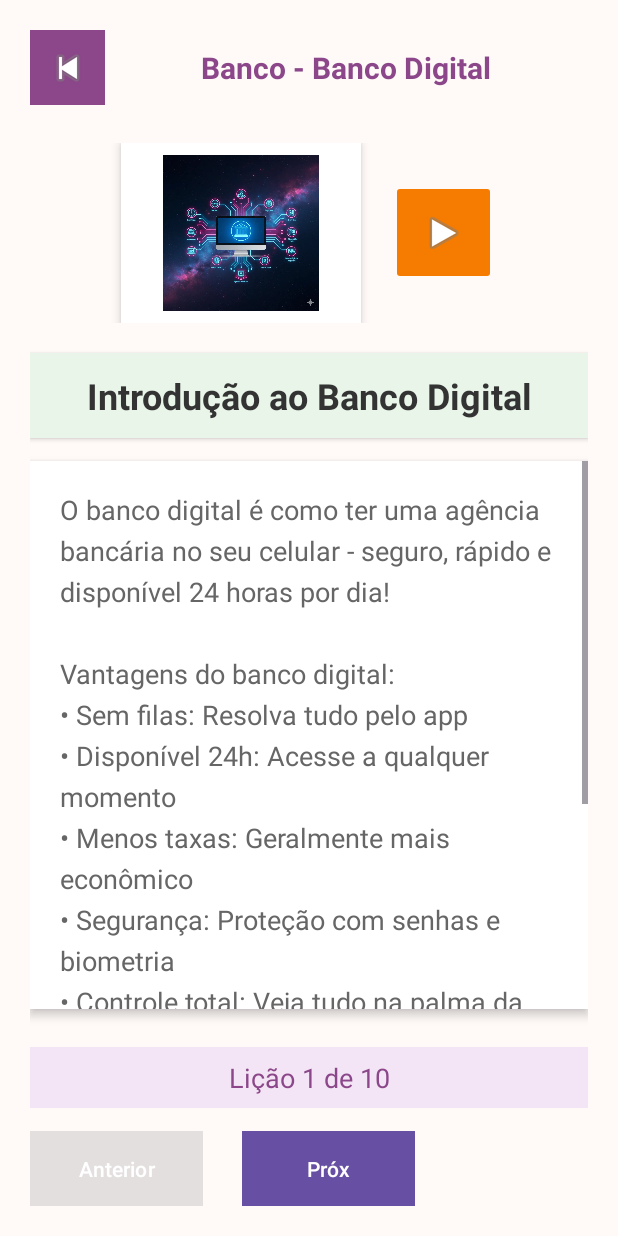
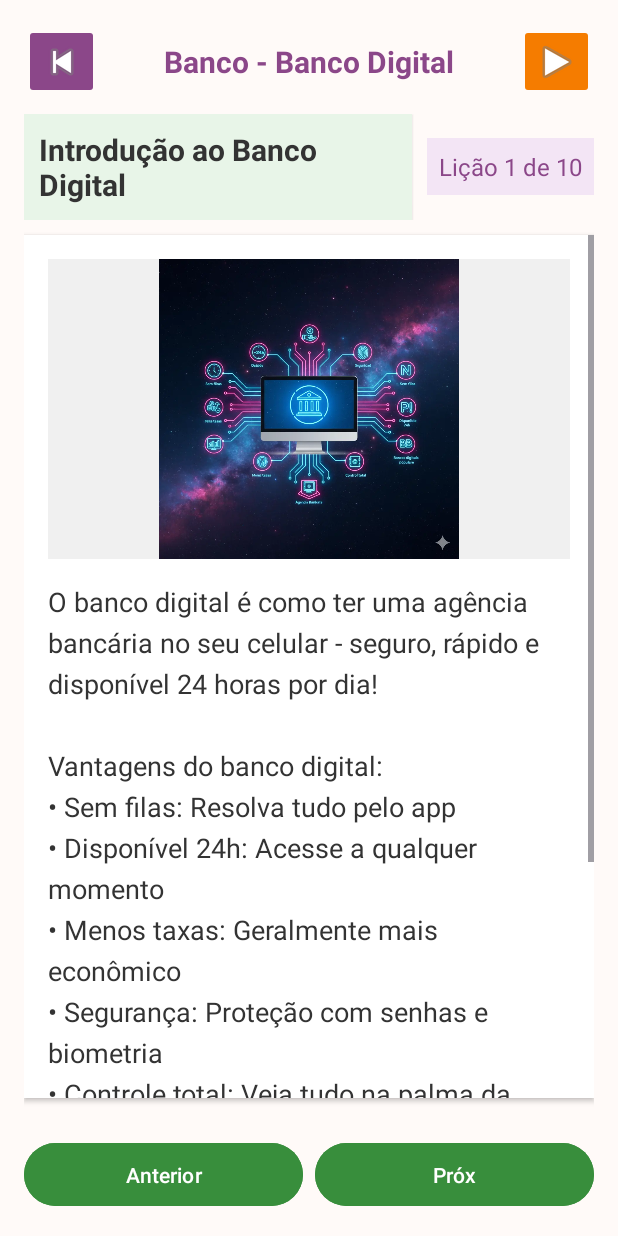
Before and after one commit to anas1983-rgb/DigitalElas, an Android app: the BancoActivity screen opened directly, with no data from a screen before it, on a phone screen of 412 x 824 dp. Run offline under Robolectric (Android 15) with nearby library versions, the phone set to English and light mode, and no system bars.

Commit message:
fix(desktop): Corrige visibilidade e NPE ao carregar lições

```diff
--- a/app/src/main/res/layout/activity_desktop.xml
+++ b/app/src/main/res/layout/activity_desktop.xml
@@ -1,26 +1,26 @@
 <?xml version="1.0" encoding="utf-8"?>
-<LinearLayout
+<RelativeLayout
     xmlns:android="http://schemas.android.com/apk/res/android"
     android:layout_width="match_parent"
     android:layout_height="match_parent"
-    android:orientation="vertical"
     android:background="#FFFAF8"
-    android:padding="20dp">
+    android:padding="16dp">
 
-    <!-- Cabeçalho -->
     <LinearLayout
+        android:id="@+id/layoutCabecalho"
         android:layout_width="match_parent"
         android:layout_height="wrap_content"
         android:orientation="horizontal"
         android:gravity="center_vertical"
-        android:layout_marginBottom="25dp">
+        android:paddingBottom="10dp"
+        android:layout_alignParentTop="true">
 
         <ImageButton
             android:id="@+id/btnVoltarDesktop"
             android:layout_width="50dp"
             android:layout_height="50dp"
             android:src="@android:drawable/ic_media_previous"
-            android:background="#8B4789"
+            android:backgroundTint="#8B4789"
             android:contentDescription="Voltar para o menu" />
 
         <TextView
@@ -28,192 +28,72 @@
             android:layout_width="0dp"
             android:layout_height="wrap_content"
             android:layout_weight="1"
+            android:gravity="center"
             android:text="Desktop - Meu Computador"
+            android:textColor="#8B4789"
             android:textSize="20sp"
-            android:textStyle="bold"
-            android:textColor="#8B4789"
-            android:gravity="center" />
+            android:textStyle="bold" />
 
+        <ImageButton
+            android:id="@+id/btnOuvirLicao"
+            android:layout_width="50dp"
+            android:layout_height="50dp"
+            android:backgroundTint="#F57C00"
+            android:contentDescription="Ouvir lição atual"
+            android:src="@android:drawable/ic_media_play" />
     </LinearLayout>
 
-    <!-- Área da Imagem e Áudio -->
     <LinearLayout
+        android:id="@+id/layoutStatus"
+        android:layout_width="match_parent"
+        android:layout_height="wrap_content"
+        android:layout_below="@id/layoutCabecalho"
+        android:orientation="horizontal"
+        android:gravity="center_vertical"
+        android:paddingBottom="10dp">
+
+        <TextView
+            android:id="@+id/txtTituloLicao"
+            android:layout_width="0dp"
+            android:layout_height="wrap_content"
+            android:layout_weight="1"
+            android:background="#E8F5E8"
+            android:elevation="1dp"
+            android:gravity="center_vertical"
+            android:padding="10dp"
+            android:textColor="#333333"
+            android:textSize="20sp"
+            android:textStyle="bold" />
+
+        <TextView
+            android:id="@+id/txtProgresso"
+            android:layout_width="wrap_content"
+            android:layout_height="wrap_content"
+            android:layout_marginStart="10dp"
+            android:background="#F3E5F5"
+            android:gravity="center"
+            android:padding="8dp"
+            android:text="Lições 1/10"
+            android:textColor="#8B4789"
+            android:textSize="16sp" />
+    </LinearLayout>
+
+    <LinearLayout
+        android:id="@+id/layoutBotoesNavegacao"
+        android:layout_alignParentBottom="true"
         android:layout_width="match_parent"
         android:layout_height="wrap_content"
         android:orientation="horizontal"
-        android:gravity="center"
-        android:layout_marginBottom="20dp">
-
-        <!-- Imagem da Lição -->
-        <ImageView
-            android:id="@+id/imgLicao"
-            android:layout_width="160dp"
-            android:layout_height="120dp"
-            android:scaleType="fitCenter"
-            android:background="#FFFFFF"
-            android:padding="8dp"
-            android:elevation="4dp"
-            android:visibility="visible"
-            android:contentDescription="Ilustração da lição" />
-
-        <!-- Botão Ouvir Lição -->
-        <ImageButton
-            android:id="@+id/btnOuvirLicao"
-            android:layout_width="70dp"
-            android:layout_height="70dp"
-            android:src="@android:drawable/ic_media_play"
-            android:backgroundTint="#F57C00"
-            android:contentDescription="Ouvir lição atual"
-            android:layout_marginStart="20dp" />
-
-    </LinearLayout>
-
-    <!-- Título da Lição -->
-    <TextView
-        android:id="@+id/txtTituloLicao"
-        android:layout_width="match_parent"
-        android:layout_height="wrap_content"
-        android:textSize="24sp"
-        android:textStyle="bold"
-        android:textColor="#333333"
-        android:gravity="center"
-        android:layout_marginBottom="15dp"
-        android:padding="12dp"
-        android:background="#E8F5E8"
-        android:elevation="2dp" />
-
-    <!-- CONTEÚDO DA LIÇÃO COM SCROLL (CORRIGIDO) -->
-    <ScrollView
-        android:layout_width="match_parent"
-        android:layout_height="0dp"
-        android:layout_weight="1"
-        android:layout_marginBottom="10dp"
-        android:background="#FFFFFF"
-        android:elevation="4dp">
-
-        <!-- ÚNICO FILHO DO SCROLLVIEW -->
-        <LinearLayout
-            android:layout_width="match_parent"
-            android:layout_height="wrap_content"
-            android:orientation="vertical">
-
-            <TextView
-                android:id="@+id/txtConteudoLicao"
-                android:layout_width="match_parent"
-                android:layout_height="wrap_content"
-                android:textSize="18sp"
-                android:textColor="#666666"
-                android:lineSpacingExtra="6sp"
-                android:gravity="start"
-                android:padding="20dp" />
-
-        </LinearLayout>
-
-    </ScrollView>
-
-    <!-- ========== ELEMENTOS DO QUIZ (FORA DO SCROLLVIEW) ========== -->
-
-    <!-- Pergunta do Quiz -->
-    <TextView
-        android:id="@+id/txtPerguntaQuiz"
-        android:layout_width="match_parent"
-        android:layout_height="wrap_content"
-        android:text="Pergunta do quiz?"
-        android:textSize="20sp"
-        android:textStyle="bold"
-        android:gravity="center"
-        android:textColor="#333333"
-        android:layout_marginBottom="16dp"
-        android:visibility="gone" />
-
-    <!-- Progresso do Quiz -->
-    <TextView
-        android:id="@+id/txtProgressoQuiz"
-        android:layout_width="match_parent"
-        android:layout_height="wrap_content"
-        android:text="Pergunta 1 de 10"
-        android:textSize="16sp"
-        android:gravity="center"
-        android:textColor="#666666"
-        android:layout_marginBottom="16dp"
-        android:visibility="gone" />
-
-    <!-- Opções do Quiz -->
-    <LinearLayout
-        android:layout_width="match_parent"
-        android:layout_height="wrap_content"
-        android:orientation="vertical"
-        android:layout_marginBottom="16dp"
-        android:visibility="gone">
-
-        <Button
-            android:id="@+id/btnOpcao1"
-            android:layout_width="match_parent"
-            android:layout_height="wrap_content"
-            android:text="Opção 1"
-            android:textSize="16sp"
-            android:layout_marginBottom="8dp"
-            android:background="#2196F3"
-            android:textColor="#FFFFFF" />
-
-        <Button
-            android:id="@+id/btnOpcao2"
-            android:layout_width="match_parent"
-            android:layout_height="wrap_content"
-            android:text="Opção 2"
-            android:textSize="16sp"
-            android:layout_marginBottom="8dp"
-            android:background="#2196F3"
-            android:textColor="#FFFFFF" />
-
-        <Button
-            android:id="@+id/btnOpcao3"
-            android:layout_width="match_parent"
-            android:layout_height="wrap_content"
-            android:text="Opção 3"
-            android:textSize="16sp"
-            android:layout_marginBottom="8dp"
-            android:background="#2196F3"
-            android:textColor="#FFFFFF" />
-
-        <Button
-            android:id="@+id/btnOpcao4"
-            android:layout_width="match_parent"
-            android:layout_height="wrap_content"
-            android:text="Opção 4"
-            android:textSize="16sp"
-            android:background="#2196F3"
-            android:textColor="#FFFFFF" />
-
-    </LinearLayout>
-
-    <!-- Progresso das Lições -->
-    <TextView
-        android:id="@+id/txtProgresso"
-        android:layout_width="match_parent"
-        android:layout_height="wrap_content"
-        android:text="Lições 1/10"
-        android:textSize="18sp"
-        android:textColor="#8B4789"
-        android:gravity="center"
-        android:layout_marginVertical="15dp"
-        android:padding="8dp"
-        android:background="#F3E5F5" />
-
-    <!-- Botões de Navegação -->
-    <LinearLayout
-        android:layout_width="match_parent"
-        android:layout_height="wrap_content"
-        android:orientation="horizontal"
-        android:weightSum="3">
+        android:paddingTop="10dp"
+        android:gravity="center">
 
         <Button
             android:id="@+id/btnAnterior"
             android:layout_width="0dp"
             android:layout_height="50dp"
-            android:layout_marginEnd="18dp"
             android:layout_weight="1"
-            android:background="#666666"
+            android:layout_marginEnd="8dp"
+            android:backgroundTint="#388E3C"
             android:text="Anterior"
             android:textColor="#FFFFFF"
             android:textSize="14sp" />
@@ -222,25 +102,62 @@
             android:id="@+id/btnQuiz"
             android:layout_width="0dp"
             android:layout_height="50dp"
-            android:layout_marginStart="8dp"
+            android:layout_weight="1"
             android:layout_marginEnd="8dp"
-            android:layout_weight="1"
             android:backgroundTint="#F57C00"
             android:text="QUIZ"
             android:textColor="#FFFFFF"
-            android:textSize="14sp" />
+            android:textSize="14sp"
+            android:visibility="gone"/>
 
         <Button
             android:id="@+id/btnProximo"
             android:layout_width="0dp"
             android:layout_height="50dp"
-            android:layout_marginStart="8dp"
             android:layout_weight="1"
-            android:background="#4CAF50"
-            android:text="Próxima"
+            android:backgroundTint="#388E3C"
+            android:text="Próximo"
             android:textColor="#FFFFFF"
             android:textSize="14sp" />
-
     </LinearLayout>
 
-</LinearLayout>
+    <ScrollView
+        android:id="@+id/scrollViewLicao"
+        android:layout_width="match_parent"
+        android:layout_height="match_parent"
+        android:layout_below="@id/layoutStatus"
+        android:layout_above="@id/layoutBotoesNavegacao"
+        android:layout_marginBottom="16dp"
+        android:background="#FFFFFF"
+        android:elevation="2dp">
+
+        <LinearLayout
+            android:layout_width="match_parent"
+            android:layout_height="wrap_content"
+            android:orientation="vertical"
+            android:padding="16dp">
+
+            <ImageView
+                android:id="@+id/imgLicao"
+                android:layout_width="match_parent"
+                android:layout_height="200dp"
+                android:layout_gravity="center_horizontal"
+                android:layout_marginBottom="16dp"
+                android:contentDescription="Ilustração da lição"
+                android:scaleType="fitCenter"
+                android:background="#F0F0F0" />
+
+            <TextView
+                android:id="@+id/txtConteudoLicao"
+                android:layout_width="match_parent"
+                android:layout_height="wrap_content"
+                android:gravity="start"
+                android:lineSpacingExtra="6sp"
+                android:padding="0dp"
+                android:textColor="#333333"
+                android:textSize="18sp"
+                android:text="Conteúdo de teste. Se você vir esta mensagem, o layout está funcionando." />
+        </LinearLayout>
+    </ScrollView>
+
+</RelativeLayout>
--- a/app/src/main/res/layout/activity_resultado_quiz.xml
+++ b/app/src/main/res/layout/activity_resultado_quiz.xml
@@ -27,8 +27,18 @@
         android:gravity="center"
         android:layout_marginBottom="16dp" />
 
+
+    <!-- COMPONENTE PARA A ANIMAÇÃO DE CONFETES -->
+    <nl.dionsegijn.konfetti.KonfettiView
+        android:id="@+id/konfettiView"
+        android:layout_width="match_parent"
+        android:layout_height="200dp"
+        android:layout_gravity="center_horizontal"
+        android:layout_marginBottom="20dp" />
+
     <!-- Pontuação -->
     <TextView
+
         android:id="@+id/txtPontuacao"
         android:layout_width="match_parent"
         android:layout_height="wrap_content"
```
